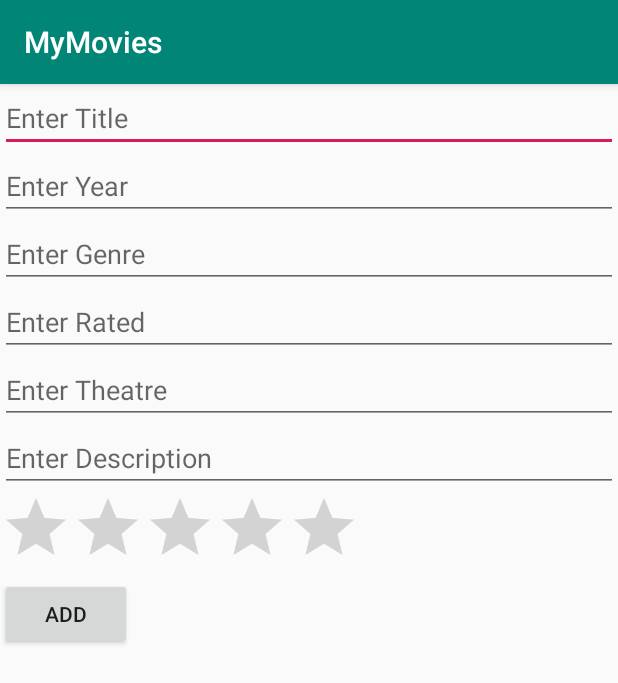
After one commit to jaspermyrp/P10_PS_MyMovies, an Android app: the AddMovie screen opened directly, with no data from a screen before it, on a phone screen of 412 x 824 dp. The commit adds this screen. Shown: the top 683 px of the screen. Run offline under Robolectric (Android 15) with nearby library versions, the phone set to English and light mode, and no system bars.

Commit message:
Commit - Enhancements

```diff
--- a/app/src/main/AndroidManifest.xml
+++ b/app/src/main/AndroidManifest.xml
@@ -9,7 +9,8 @@
         android:roundIcon="@mipmap/ic_launcher_round"
         android:supportsRtl="true"
         android:theme="@style/AppTheme">
-        <activity android:name=".DisplayMovie"></activity>
+        <activity android:name=".AddMovie"></activity>
+        <activity android:name=".DisplayMovie" />
         <activity android:name=".MainActivity">
             <intent-filter>
                 <action android:name="android.intent.action.MAIN" />
--- /dev/null
+++ b/app/src/main/java/sg/edu/rp/c346/mymovies/AddMovie.java
@@ -0,0 +1,87 @@
+package sg.edu.rp.c346.mymovies;
+
+import androidx.appcompat.app.AppCompatActivity;
+
+import android.content.Intent;
+import android.os.Bundle;
+import android.view.View;
+import android.widget.Button;
+import android.widget.EditText;
+import android.widget.RatingBar;
+import android.widget.Toast;
+
+public class AddMovie extends AppCompatActivity {
+
+    EditText etTitle, etYear, etGenre, etRated, etTheatre, etDescription;
+    RatingBar rtBar;
+    Button btnAdd;
+
+    @Override
+    protected void onCreate(Bundle savedInstanceState) {
+        super.onCreate(savedInstanceState);
+        setContentView(R.layout.activity_add_movie);
+
+        etTitle = findViewById(R.id.etTitle);
+        etYear = findViewById(R.id.etYear);
+        etGenre = findViewById(R.id.etGenre);
+        etRated = findViewById(R.id.etRated);
+        etTheatre = findViewById(R.id.etTheatre);
+        etDescription = findViewById(R.id.etDescription);
+        rtBar = findViewById(R.id.ratingBar);
+        btnAdd = findViewById(R.id.btnAdd);
+
+        btnAdd.setOnClickListener(new View.OnClickListener() {
+            @Override
+            public void onClick(View view) {
+                if(etNullCheck()){
+                    Intent intent = new Intent(AddMovie.this, MainActivity.class);
+                    intent.putExtra("source", "AddMovie");
+                    intent.putExtra("title", etTitle.getText().toString().trim());
+                    intent.putExtra("year", etYear.getText().toString().trim());
+                    intent.putExtra("rated", etRated.getText().toString().trim());
+                    intent.putExtra("genre", etGenre.getText().toString().trim());
+                    intent.putExtra("in_theatre", etTheatre.getText().toString().trim());
+                    intent.putExtra("description", etDescription.getText().toString().trim());
+                    intent.putExtra("ratings", rtBar.getNumStars());
+                    startActivity(intent);
+                    finish();
+                }
+            }
+        });
+
+    }
+
+    public boolean etNullCheck(){
+        if(etTitle.getText().toString().trim().isEmpty()){
+            Toast.makeText(this, "Title is empty", Toast.LENGTH_SHORT).show();
+            return false;
+        }
+
+        if(etYear.getText().toString().trim().isEmpty()){
+            Toast.makeText(this, "Year is empty", Toast.LENGTH_SHORT).show();
+            return false;
+        }
+
+        if(etGenre.getText().toString().trim().isEmpty()){
+            Toast.makeText(this, "Genre is empty", Toast.LENGTH_SHORT).show();
+            return false;
+        }
+
+        if(etRated.getText().toString().trim().isEmpty()){
+            Toast.makeText(this, "Rated is empty", Toast.LENGTH_SHORT).show();
+            return false;
+        }
+
+        if(etTheatre.getText().toString().trim().isEmpty()){
+            Toast.makeText(this, "Theatre is empty", Toast.LENGTH_SHORT).show();
+            return false;
+        }
+
+        if(etDescription.getText().toString().isEmpty()){
+            Toast.makeText(this, "Description is empty", Toast.LENGTH_SHORT).show();
+            return false;
+        }
+
+        return true;
+    }
+}
--- /dev/null
+++ b/app/src/main/res/layout/activity_add_movie.xml
@@ -0,0 +1,72 @@
+<?xml version="1.0" encoding="utf-8"?>
+<LinearLayout xmlns:android="http://schemas.android.com/apk/res/android"
+    xmlns:app="http://schemas.android.com/apk/res-auto"
+    xmlns:tools="http://schemas.android.com/tools"
+    android:layout_width="match_parent"
+    android:layout_height="match_parent"
+    android:orientation="vertical"
+    tools:context=".AddMovie">
+
+    <EditText
+        android:id="@+id/etTitle"
+        android:layout_width="match_parent"
+        android:layout_height="wrap_content"
+        android:ems="10"
+        android:inputType="textPersonName"
+        android:hint="Enter Title"/>
+
+    <EditText
+        android:id="@+id/etYear"
+        android:layout_width="match_parent"
+        android:layout_height="wrap_content"
+        android:ems="10"
+        android:inputType="textPersonName"
+        android:hint="Enter Year" />
+
+    <EditText
+        android:id="@+id/etGenre"
+        android:layout_width="match_parent"
+        android:layout_height="wrap_content"
+        android:ems="10"
+        android:inputType="textPersonName"
+        android:hint="Enter Genre" />
+
+    <EditText
+        android:id="@+id/etRated"
+        android:layout_width="match_parent"
+        android:layout_height="wrap_content"
+        android:ems="10"
+        android:inputType="textPersonName"
+        android:hint="Enter Rated" />
+
+    <EditText
+        android:id="@+id/etTheatre"
+        android:layout_width="match_parent"
+        android:layout_height="wrap_content"
+        android:ems="10"
+        android:inputType="textPersonName"
+        android:hint="Enter Theatre" />
+
+    <EditText
+        android:id="@+id/etDescription"
+        android:layout_width="match_parent"
+        android:layout_height="wrap_content"
+        android:ems="10"
+        android:inputType="textPersonName"
+        android:hint="Enter Description" />
+
+
+    <RatingBar
+        android:id="@+id/ratingBar"
+        android:layout_width="wrap_content"
+        android:layout_height="wrap_content"
+        android:numStars="5"
+        android:rating="0"
+        android:stepSize="1.0" />
+
+    <Button
+        android:id="@+id/btnAdd"
+        android:layout_width="wrap_content"
+        android:layout_height="wrap_content"
+        android:text="Add" />
+</LinearLayout>
```
Also changed, not shown: app/src/main/java/sg/edu/rp/c346/mymovies/DisplayMovie.java (+16 -1 lines), app/src/main/java/sg/edu/rp/c346/mymovies/MainActivity.java (+64 -2 lines), app/src/main/res/layout/activity_display_movie.xml (+7 -1 lines), app/src/main/res/menu/menu.xml (added, +7 -0 lines).
